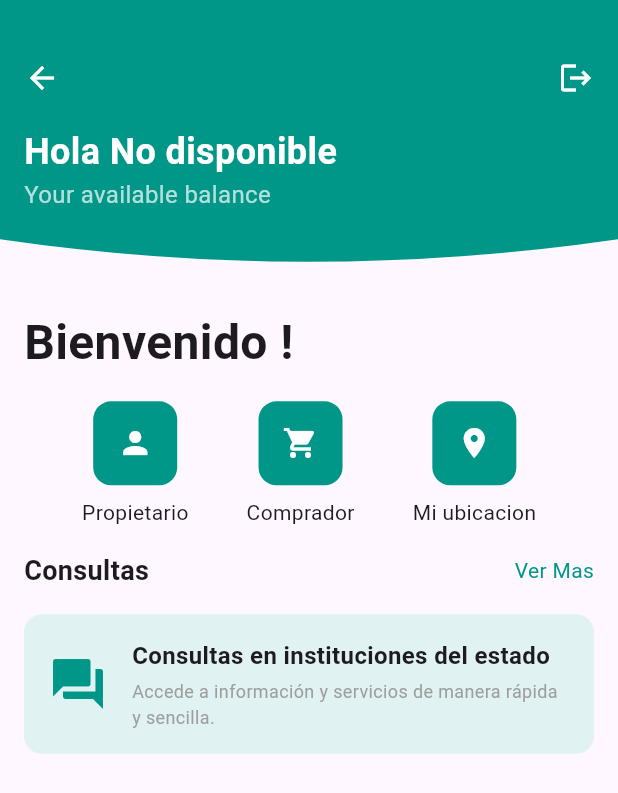
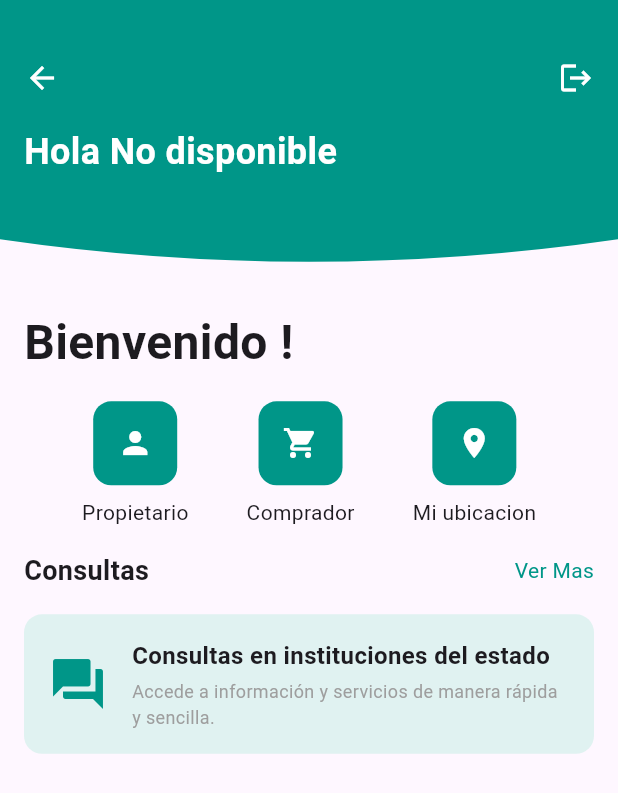
Before and after one commit to Jhosep2022/app_transfer, a Flutter app: the HomeScreen screen opened directly, on a phone screen of 412 x 824 dp. Shown: the top 793 px of the screen. Run offline on Flutter 3.47's test engine with Material 3 defaults, Android fonts, the phone set to English and light mode, and no system bars; our stand-ins replace connectivity_plus, flutter_map, flutter_screenutil, flutter_secure_storage, geolocator, latlong2 and 3 more; missing offline and left inert: flutter_inappwebview, qr_code_scanner_plus; accounts and stored records are empty; project files that could hold a hidden picture were left out.

Commit message:
alias hola

```diff
--- a/lib/screens/home_screen.dart
+++ b/lib/screens/home_screen.dart
@@ -187,13 +187,6 @@ class _HomeScreenState extends State<HomeScreen> {
                               fontWeight: FontWeight.bold,
                             ),
                           ),
-                          Text(
-                            'Your available balance',
-                            style: TextStyle(
-                              color: Colors.white70,
-                              fontSize: 16,
-                            ),
-                          ),
                         ],
                       ),
                     ),
```
